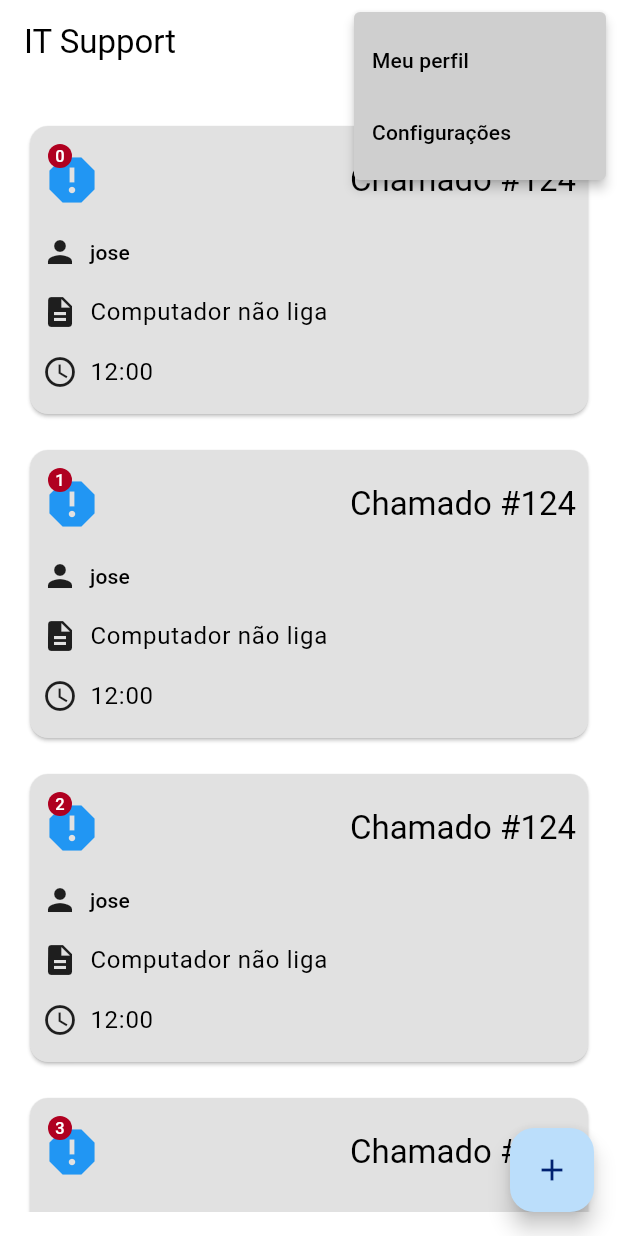
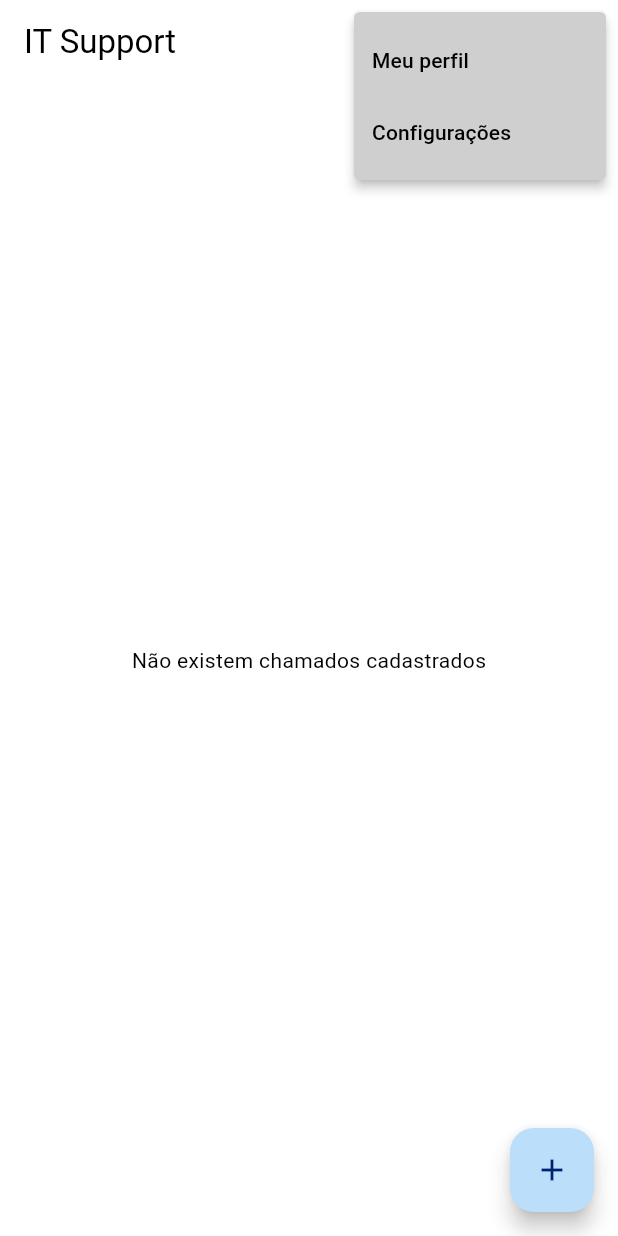
Before and after one commit to Olotum/it_support, a Flutter app: the screen it shows after launch, after a tap on the "more vert" icon, on a phone screen of 412 x 824 dp. Run offline on Flutter 3.47's test engine with Material 3 defaults, Android fonts, the phone set to English and light mode, and no system bars; our stand-ins replace sqflite; accounts and stored records are empty.

Commit message:
Add files via upload

```diff
--- a/lib/main.dart
+++ b/lib/main.dart
@@ -4,19 +4,25 @@ import 'package:it_support/screens/home/home.dart';
 import 'package:it_support/screens/new_ticket/new_ticket.dart';
 import 'package:it_support/theme.dart';
 
+//Este é o ponto de entrada do aplicativo. Ele configura as rotas e o tema do aplicativo.
 void main() {
   runApp(
     MaterialApp(
+      // Define a rota inicial do aplicativo como 'home'.
       initialRoute: 'home',
+      // Mapeia as rotas para as telas correspondentes.
       routes: {
         'home': (context) => const Home(),
         'new_ticket': (context) => const NewTicket(),
         'configurations': (context) => Configurations(),
       },
+      // Remove o banner de depuração.
       debugShowCheckedModeBanner: false,
+      // Define o tema claro.
       theme: ThemeData(
         colorScheme: MaterialTheme.lightScheme(),
       ),
+      // Define o tema escuro.
       darkTheme: ThemeData(
         colorScheme: MaterialTheme.darkScheme(),
       ),
--- a/lib/model/db_helper.dart
+++ b/lib/model/db_helper.dart
@@ -1,23 +1,26 @@
 import 'package:sqflite/sqflite.dart';
 import 'package:path/path.dart';
 
+//Este arquivo contém a classe DbHelper, que lida com a abertura da conexão com o banco de dados SQLite.
 class DbHelper {
+  // Método estático para abrir a conexão com o banco de dados.
   static Future<Database> openConnection() async {
-    var path = await getDatabasesPath();
-    var dbName = 'tickets_database.db'; // Nome do banco de dados atualizado
-    var dbPath = join(path, dbName); // Corrigido a junção do caminho e nome do banco de dados
+    // Obtém o caminho do banco de dados.
+    final dbPath = await getDatabasesPath();
+    // Junta o caminho do banco de dados com o nome do banco.
+    final path = join(dbPath, 'it_support.db');
 
-    return await openDatabase(
-      dbPath,
+    // Abre o banco de dados e cria a tabela 'tickets' se não existir.
+    return openDatabase(
+      path,
       version: 1,
-      onCreate: (db, version) async {
-        await db.execute(
-          'CREATE TABLE tickets ('
+      onCreate: (db, version) {
+        return db.execute(
+          'CREATE TABLE tickets('
           'id INTEGER PRIMARY KEY AUTOINCREMENT, '
-          'issueDescription TEXT NOT NULL, '
-          'userName TEXT NOT NULL, '
-          'requestTime TEXT'
-          ');'
+          'issueDescription TEXT, '
+          'requesterName TEXT, '
+          'requestTime TEXT)',
         );
       },
     );
--- a/lib/model/ticket.dart
+++ b/lib/model/ticket.dart
@@ -1,24 +1,34 @@
-import 'package:flutter/material.dart';
-import 'package:it_support/model/user.dart';
-
+//Este arquivo define a classe Ticket, que representa um chamado de suporte técnico.
 class Ticket {
-  int? id;
-  final String issueDescription;
-  final User user;
-  String? requestTime;
+  final int? id; // Identificador do chamado.
+  final String issueDescription; // Descrição do problema.
+  final String requesterName; // Nome do solicitante.
+  final String? requestTime; // Hora da solicitação.
 
   Ticket({
     this.id,
     required this.issueDescription,
-    required this.user,
+    required this.requesterName,
     this.requestTime,
   });
 
-  // Para salvar o objeto no banco de dados
-  Map<String, Object?> toMap() => {
-    'id': id,
-    'issueDescription': issueDescription,
-    'userName': user.name,
-    'requestTime': requestTime,
-  };
+  // Converte um objeto Ticket para um mapa para facilitar a inserção no banco de dados.
+  Map<String, dynamic> toMap() {
+    return {
+      'id': id,
+      'issueDescription': issueDescription,
+      'requesterName': requesterName,
+      'requestTime': requestTime,
+    };
+  }
+
+  // Cria um objeto Ticket a partir de um mapa, útil para converter os resultados do banco de dados em objetos.
+  static Ticket fromMap(Map<String, dynamic> map) {
+    return Ticket(
+      id: map['id'],
+      issueDescription: map['issueDescription'],
+      requesterName: map['requesterName'],
+      requestTime: map['requestTime'],
+    );
+  }
 }
--- a/lib/repository/ticket_repository.dart
+++ b/lib/repository/ticket_repository.dart
@@ -1,9 +1,27 @@
 import 'package:it_support/model/db_helper.dart';
 import 'package:it_support/model/ticket.dart';
-
+//Este arquivo contém a classe TicketRepository, que lida com as operações CRUD no banco de dados.
 class TicketRepository {
+  // Insere um novo chamado no banco de dados.
   static Future<int> insert(Ticket ticket) async {
     final db = await DbHelper.openConnection();
     return db.insert('tickets', ticket.toMap());
   }
+
+  // Recupera todos os chamados do banco de dados.
+  static Future<List<Ticket>> findAll() async {
+    final db = await DbHelper.openConnection();
+    final result = await db.query('tickets');
+    return result.map((item) => Ticket.fromMap(item)).toList();
+  }
+
+  // Remove um chamado do banco de dados pelo ID.
+  static Future<int> remove(int id) async {
+    final db = await DbHelper.openConnection();
+    return await db.delete(
+      'tickets',
+      where: 'id = ?',
+      whereArgs: [id],
+    );
+  }
 }
--- a/lib/screens/home/components/ticket_card.dart
+++ b/lib/screens/home/components/ticket_card.dart
@@ -1,9 +1,10 @@
 import 'package:flutter/material.dart';
 import 'package:it_support/model/ticket.dart';
-
+import 'package:it_support/repository/ticket_repository.dart';
+//Este arquivo define o widget TicketCard, que exibe um chamado individual.
 class TicketCard extends StatelessWidget {
-  final Ticket ticket;
-  final int index;
+  final Ticket ticket; // Chamado a ser exibido.
+  final int index; // Índice do chamado na lista.
   const TicketCard({
     super.key,
     required this.ticket,
@@ -12,16 +13,36 @@ class TicketCard extends StatelessWidget {
 
   @override
   Widget build(BuildContext context) {
-    return Padding(
-      padding: const EdgeInsets.symmetric(
-        vertical: 8,
+    return Dismissible(
+      // Remove o chamado quando deslizado para a esquerda.
+      onDismissed: (_) async {
+        final result = await TicketRepository.remove(ticket.id!);
+        SnackBar snackBar;
+        if (result != 0) {
+          snackBar = const SnackBar(content: Text('Chamado removido com sucesso!!!'));
+        } else {
+          snackBar = const SnackBar(content: Text('Ops. Não foi possível remover o chamado!!!'));
+        }
+        ScaffoldMessenger.of(context).showSnackBar(snackBar);
+      },
+      direction: DismissDirection.endToStart,
+      background: Container(
+        color: Colors.red,
+        child: const Align(
+          alignment: Alignment(0.8, 0),
+          child: Icon(
+            Icons.delete,
+            color: Colors.white,
+            size: 40,
           ),
+        ),
+      ),
+      key: Key(ticket.id.toString()),
+      child: Padding(
+        padding: const EdgeInsets.symmetric(vertical: 8),
         child: Card(
           child: Padding(
-          padding: const EdgeInsets.symmetric(
-            vertical: 16,
-            horizontal: 8,
-          ),
+            padding: const EdgeInsets.symmetric(vertical: 16, horizontal: 8),
             child: Column(
               crossAxisAlignment: CrossAxisAlignment.start,
               children: [
@@ -46,13 +67,13 @@ class TicketCard extends StatelessWidget {
                 const SizedBox(height: 16),
                 Row(
                   children: [
-                  Icon(
+                    const Icon(
                       Icons.person,
                       size: 24,
                     ),
                     const SizedBox(width: 8),
                     Text(
-                    ticket.user.name,
+                      ticket.requesterName,
                       style: Theme.of(context).textTheme.labelLarge,
                     ),
                   ],
@@ -60,7 +81,7 @@ class TicketCard extends StatelessWidget {
                 const SizedBox(height: 16),
                 Row(
                   children: [
-                  Icon(
+                    const Icon(
                       Icons.description,
                       size: 24,
                     ),
@@ -77,7 +98,7 @@ class TicketCard extends StatelessWidget {
                 if (ticket.requestTime != null)
                   Row(
                     children: [
-                    Icon(
+                      const Icon(
                         Icons.access_time,
                         size: 24,
                       ),
@@ -92,6 +113,7 @@ class TicketCard extends StatelessWidget {
             ),
           ),
         ),
+      ),
     );
   }
 }
--- a/lib/screens/home/home.dart
+++ b/lib/screens/home/home.dart
@@ -1,45 +1,96 @@
 import 'package:flutter/material.dart';
 import 'package:it_support/model/ticket.dart';
-import 'package:it_support/model/user.dart';
+import 'package:it_support/repository/ticket_repository.dart';
 import 'package:it_support/screens/home/components/ticket_card.dart';
 import 'package:it_support/screens/shared/custom_appbar.dart';
-
-class Home extends StatelessWidget {
+//Este arquivo define a tela inicial do aplicativo, onde os chamados são exibidos.
+class Home extends StatefulWidget {
   const Home({super.key});
 
   @override
+  State<Home> createState() => _HomeState();
+}
+
+class _HomeState extends State<Home> {
+  // Future que contém a lista de chamados.
+  late Future<List<Ticket>> _ticketsFuture;
+
+  @override
+  void initState() {
+    super.initState();
+    // Carrega os chamados ao iniciar o estado.
+    _loadTickets();
+  }
+
+  // Método que carrega os chamados do banco de dados.
+  void _loadTickets() {
+    _ticketsFuture = TicketRepository.findAll();
+  }
+
+  // Método que recarrega os chamados.
+  Future<void> _refreshTickets() async {
+    setState(() {
+      // Recarrega os chamados ao atualizar o estado.
+      _loadTickets();
+    });
+  }
+
+  @override
   Widget build(BuildContext context) {
-    var ticket = Ticket(
-      id: 124,
-      issueDescription: 'Computador não liga',
-      user: User.user1,
-      requestTime: '12:00',
-    );
-
     return Scaffold(
+      // AppBar personalizado.
       appBar: customAppBar('IT Support'),
       floatingActionButton: FloatingActionButton(
-        onPressed: () {
-          Navigator.pushNamed(context, 'new_ticket');
+        onPressed: () async {
+          // Navega para a tela de novo chamado e aguarda o resultado.
+          final result = await Navigator.pushNamed(context, 'new_ticket');
+          if (result == true) {
+            // Recarrega os chamados se um novo chamado foi adicionado.
+            _refreshTickets();
+          }
         },
         tooltip: 'Registrar um novo chamado',
         child: const Icon(Icons.add),
       ),
-      body: Padding(
-        padding: const EdgeInsets.all(16.0),
-        child: Column(
-          children: [
-            Expanded(
+      // Constrói a interface com base no estado do Future _ticketsFuture.
+      body: FutureBuilder<List<Ticket>>(
+        future: _ticketsFuture,
+        builder: (context, snapshot) {
+          // Enquanto estiver aguardando o resultado do Future (estado de espera).
+          if (snapshot.connectionState == ConnectionState.waiting) {
+            return const Center(
+              child: CircularProgressIndicator(), // Mostra um indicador de progresso.
+            );
+          }
+          // Se ocorrer um erro durante a obtenção dos dados.
+          if (snapshot.hasError) {
+            return const Center(
+              child: Text('Erro ao carregar chamados'), // Mostra uma mensagem de erro.
+            );
+          }
+          // Se não houver dados ou a lista estiver vazia.
+          if (!snapshot.hasData || snapshot.data!.isEmpty) {
+            return const Center(
+              child: Text('Não existem chamados cadastrados'), // Mostra uma mensagem indicando que não há chamados.
+            );
+          }
+          // Obtém a lista de chamados do snapshot.
+          var listOfTickets = snapshot.data!;
+          return RefreshIndicator(
+            // Permite a atualização ao puxar a lista para baixo.
+            onRefresh: _refreshTickets,
+            child: Padding(
+              padding: const EdgeInsets.all(16.0),
               child: ListView.builder(
-                itemCount: 4,
+                itemCount: listOfTickets.length,
                 itemBuilder: (context, index) => TicketCard(
                   index: index,
-                  ticket: ticket,
+                  ticket: listOfTickets[index],
                 ),
               ),
             ),
-          ],
-        ),
+          );
+        },
       ),
     );
   }
--- a/lib/screens/shared/custom_dropdown_menu.dart
+++ b/lib/screens/shared/custom_dropdown_menu.dart
@@ -26,6 +26,7 @@ class CustomDropdownMenu extends StatelessWidget {
       width: MediaQuery.of(context).size.width - 32,
       label: Text(label),
       initialSelection: list.first,
+      controller: controller,
     );
   }
 }
```
Also changed, not shown: lib/screens/new_ticket/new_ticket.dart (+19 -17 lines). Lines whose indentation alone changed are shown as unchanged.
